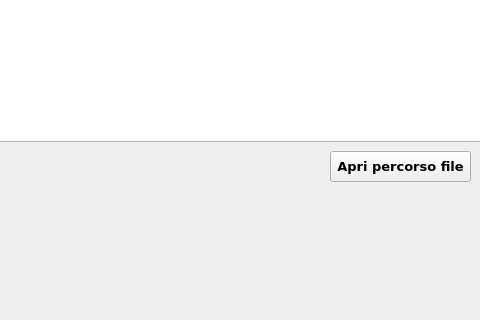
jimponz/findBiggestFiles, file findBiggestFiles.ui: the form before one commit; both pictures show x 550 to 1030 and y 369 to 689 of the 1160 by 689 pixel window.
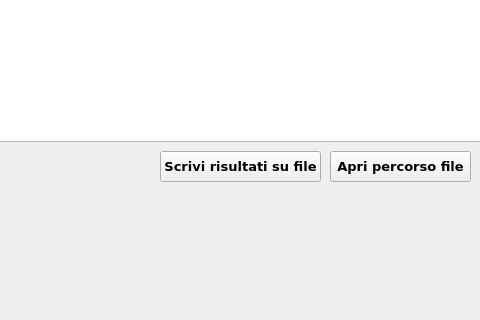
The form after the commit.

The edit to the form file:
```diff
--- a/findBiggestFiles.ui
+++ b/findBiggestFiles.ui
@@ -266,6 +266,27 @@
      <string>Apri percorso file</string>
     </property>
    </widget>
+   <widget class="QPushButton" name="buttonWrite">
+    <property name="geometry">
+     <rect>
+      <x>710</x>
+      <y>520</y>
+      <width>161</width>
+      <height>31</height>
+     </rect>
+    </property>
+    <property name="font">
+     <font>
+      <family>Verdana</family>
+      <pointsize>10</pointsize>
+      <weight>75</weight>
+      <bold>true</bold>
+     </font>
+    </property>
+    <property name="text">
+     <string>Scrivi risultati su file</string>
+    </property>
+   </widget>
   </widget>
   <widget class="QMenuBar" name="menubar">
    <property name="geometry">
```
